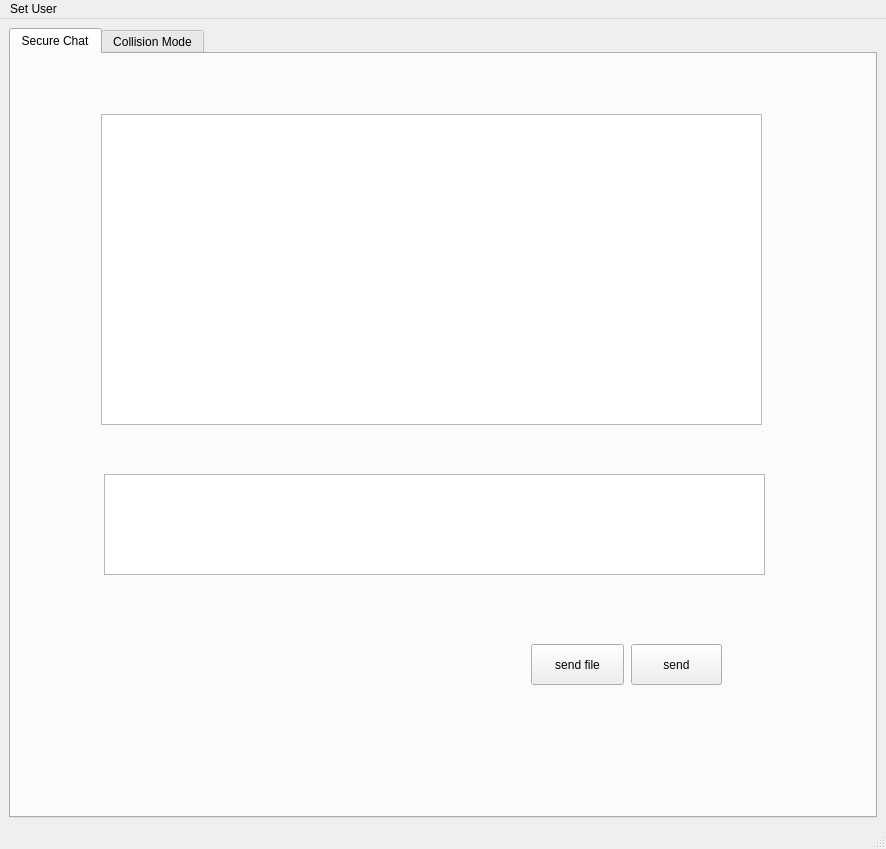
This is client.ui in KhorowD/secure_chat as Qt 5 draws it before an edit. The edited form follows.
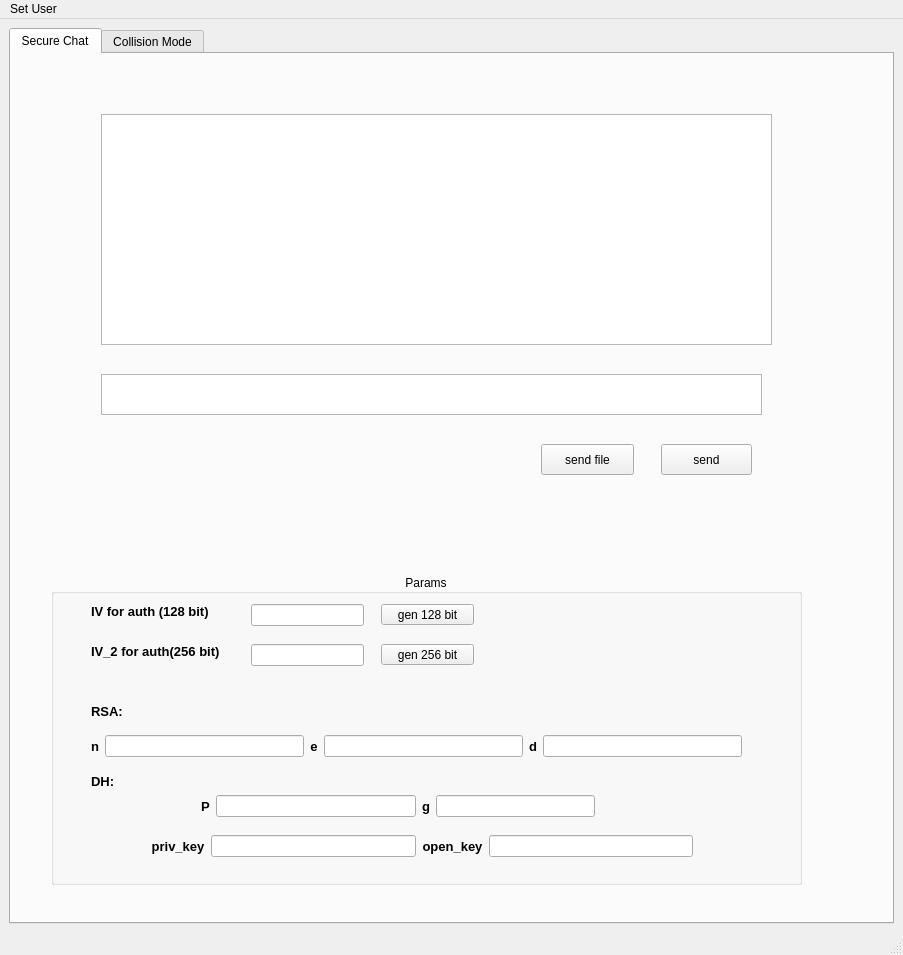
This is the edited form.

What changed in the file:
```diff
--- a/client.ui
+++ b/client.ui
@@ -6,8 +6,8 @@
    <rect>
     <x>0</x>
     <y>0</y>
-    <width>886</width>
-    <height>849</height>
+    <width>903</width>
+    <height>955</height>
    </rect>
   </property>
   <property name="windowTitle">
@@ -29,18 +29,21 @@
          <rect>
           <x>90</x>
           <y>60</y>
-          <width>661</width>
-          <height>311</height>
+          <width>671</width>
+          <height>231</height>
          </rect>
         </property>
+        <property name="readOnly">
+         <bool>true</bool>
+        </property>
        </widget>
        <widget class="QPushButton" name="btn_send_msg">
         <property name="geometry">
          <rect>
-          <x>620</x>
-          <y>590</y>
+          <x>650</x>
+          <y>390</y>
           <width>91</width>
-          <height>41</height>
+          <height>31</height>
          </rect>
         </property>
         <property name="text">
@@ -50,26 +53,276 @@
        <widget class="QPushButton" name="btn_send_file">
         <property name="geometry">
          <rect>
-          <x>520</x>
-          <y>590</y>
+          <x>530</x>
+          <y>390</y>
           <width>93</width>
-          <height>41</height>
+          <height>31</height>
          </rect>
         </property>
         <property name="text">
          <string>send file</string>
         </property>
+        <property name="flat">
+         <bool>false</bool>
+        </property>
        </widget>
        <widget class="QTextEdit" name="text_input_msg">
         <property name="geometry">
          <rect>
-          <x>93</x>
-          <y>420</y>
+          <x>90</x>
+          <y>320</y>
           <width>661</width>
-          <height>101</height>
+          <height>41</height>
          </rect>
         </property>
        </widget>
+       <widget class="QGroupBox" name="params_group_box">
+        <property name="geometry">
+         <rect>
+          <x>40</x>
+          <y>520</y>
+          <width>751</width>
+          <height>311</height>
+         </rect>
+        </property>
+        <property name="title">
+         <string>Params</string>
+        </property>
+        <property name="alignment">
+         <set>Qt::AlignCenter</set>
+        </property>
+        <property name="flat">
+         <bool>false</bool>
+        </property>
+        <property name="checkable">
+         <bool>false</bool>
+        </property>
+        <widget class="QLabel" name="label">
+         <property name="geometry">
+          <rect>
+           <x>40</x>
+           <y>30</y>
+           <width>141</width>
+           <height>16</height>
+          </rect>
+         </property>
+         <property name="text">
+          <string>&lt;html&gt;&lt;head/&gt;&lt;body&gt;&lt;p&gt;&lt;span style=&quot; font-size:10pt; font-weight:600;&quot;&gt;IV for auth (128 bit)&lt;/span&gt;&lt;/p&gt;&lt;/body&gt;&lt;/html&gt;</string>
+         </property>
+        </widget>
+        <widget class="QLineEdit" name="line_edit_128bits">
+         <property name="geometry">
+          <rect>
+           <x>200</x>
+           <y>30</y>
+           <width>113</width>
+           <height>22</height>
+          </rect>
+         </property>
+        </widget>
+        <widget class="QPushButton" name="btn_gen_128_bits">
+         <property name="geometry">
+          <rect>
+           <x>330</x>
+           <y>30</y>
+           <width>93</width>
+           <height>21</height>
+          </rect>
+         </property>
+         <property name="text">
+          <string>gen 128 bit</string>
+         </property>
+        </widget>
+        <widget class="QLabel" name="label_2">
+         <property name="geometry">
+          <rect>
+           <x>40</x>
+           <y>130</y>
+           <width>55</width>
+           <height>16</height>
+          </rect>
+         </property>
+         <property name="text">
+          <string>&lt;html&gt;&lt;head/&gt;&lt;body&gt;&lt;p&gt;&lt;span style=&quot; font-size:10pt; font-weight:600;&quot;&gt;RSA:&lt;/span&gt;&lt;/p&gt;&lt;/body&gt;&lt;/html&gt;</string>
+         </property>
+        </widget>
+        <widget class="QLabel" name="label_6">
+         <property name="geometry">
+          <rect>
+           <x>40</x>
+           <y>200</y>
+           <width>55</width>
+           <height>16</height>
+          </rect>
+         </property>
+         <property name="text">
+          <string>&lt;html&gt;&lt;head/&gt;&lt;body&gt;&lt;p&gt;&lt;span style=&quot; font-size:10pt; font-weight:600;&quot;&gt;DH:&lt;/span&gt;&lt;/p&gt;&lt;/body&gt;&lt;/html&gt;</string>
+         </property>
+        </widget>
+        <widget class="QWidget" name="layoutWidget">
+         <property name="geometry">
+          <rect>
+           <x>100</x>
+           <y>260</y>
+           <width>542</width>
+           <height>25</height>
+          </rect>
+         </property>
+         <layout class="QHBoxLayout" name="horizontalLayout_3">
+          <item>
+           <widget class="QLabel" name="label_9">
+            <property name="text">
+             <string>&lt;html&gt;&lt;head/&gt;&lt;body&gt;&lt;p align=&quot;center&quot;&gt;&lt;span style=&quot; font-size:10pt; font-weight:600;&quot;&gt;priv_key&lt;/span&gt;&lt;/p&gt;&lt;/body&gt;&lt;/html&gt;</string>
+            </property>
+           </widget>
+          </item>
+          <item>
+           <widget class="QLineEdit" name="lineEdit_7">
+            <property name="minimumSize">
+             <size>
+              <width>200</width>
+              <height>0</height>
+             </size>
+            </property>
+           </widget>
+          </item>
+          <item>
+           <widget class="QLabel" name="label_10">
+            <property name="text">
+             <string>&lt;html&gt;&lt;head/&gt;&lt;body&gt;&lt;p align=&quot;center&quot;&gt;&lt;span style=&quot; font-size:10pt; font-weight:600;&quot;&gt;open_key&lt;/span&gt;&lt;/p&gt;&lt;/body&gt;&lt;/html&gt;</string>
+            </property>
+           </widget>
+          </item>
+          <item>
+           <widget class="QLineEdit" name="lineEdit_8">
+            <property name="minimumSize">
+             <size>
+              <width>200</width>
+              <height>0</height>
+             </size>
+            </property>
+           </widget>
+          </item>
+         </layout>
+        </widget>
+        <widget class="QLabel" name="label_11">
+         <property name="geometry">
+          <rect>
+           <x>40</x>
+           <y>70</y>
+           <width>151</width>
+           <height>16</height>
+          </rect>
+         </property>
+         <property name="text">
+          <string>&lt;html&gt;&lt;head/&gt;&lt;body&gt;&lt;p&gt;&lt;span style=&quot; font-size:10pt; font-weight:600;&quot;&gt;IV_2 for auth(256 bit)&lt;/span&gt;&lt;/p&gt;&lt;/body&gt;&lt;/html&gt;</string>
+         </property>
+        </widget>
+        <widget class="QLineEdit" name="line_edit_256bits">
+         <property name="geometry">
+          <rect>
+           <x>200</x>
+           <y>70</y>
+           <width>113</width>
+           <height>22</height>
+          </rect>
+         </property>
+        </widget>
+        <widget class="QPushButton" name="btn_gen_256_bits">
+         <property name="geometry">
+          <rect>
+           <x>330</x>
+           <y>70</y>
+           <width>93</width>
+           <height>21</height>
+          </rect>
+         </property>
+         <property name="text">
+          <string>gen 256 bit</string>
+         </property>
+        </widget>
+        <widget class="QWidget" name="">
+         <property name="geometry">
+          <rect>
+           <x>40</x>
+           <y>160</y>
+           <width>651</width>
+           <height>25</height>
+          </rect>
+         </property>
+         <layout class="QHBoxLayout" name="horizontalLayout">
+          <item>
+           <widget class="QLabel" name="label_3">
+            <property name="text">
+             <string>&lt;html&gt;&lt;head/&gt;&lt;body&gt;&lt;p align=&quot;center&quot;&gt;&lt;span style=&quot; font-size:10pt; font-weight:600;&quot;&gt;n&lt;/span&gt;&lt;/p&gt;&lt;/body&gt;&lt;/html&gt;</string>
+            </property>
+           </widget>
+          </item>
+          <item>
+           <widget class="QLineEdit" name="lineEdit_2"/>
+          </item>
+          <item>
+           <widget class="QLabel" name="label_4">
+            <property name="text">
+             <string>&lt;html&gt;&lt;head/&gt;&lt;body&gt;&lt;p align=&quot;center&quot;&gt;&lt;span style=&quot; font-size:10pt; font-weight:600;&quot;&gt;e&lt;/span&gt;&lt;/p&gt;&lt;/body&gt;&lt;/html&gt;</string>
+            </property>
+           </widget>
+          </item>
+          <item>
+           <widget class="QLineEdit" name="lineEdit_3"/>
+          </item>
+          <item>
+           <widget class="QLabel" name="label_5">
+            <property name="text">
+             <string>&lt;html&gt;&lt;head/&gt;&lt;body&gt;&lt;p align=&quot;center&quot;&gt;&lt;span style=&quot; font-size:10pt; font-weight:600;&quot;&gt;d&lt;/span&gt;&lt;/p&gt;&lt;/body&gt;&lt;/html&gt;</string>
+            </property>
+           </widget>
+          </item>
+          <item>
+           <widget class="QLineEdit" name="lineEdit_4"/>
+          </item>
+         </layout>
+        </widget>
+        <widget class="QWidget" name="">
+         <property name="geometry">
+          <rect>
+           <x>150</x>
+           <y>220</y>
+           <width>394</width>
+           <height>25</height>
+          </rect>
+         </property>
+         <layout class="QHBoxLayout" name="horizontalLayout_2">
+          <item>
+           <widget class="QLabel" name="label_7">
+            <property name="text">
+             <string>&lt;html&gt;&lt;head/&gt;&lt;body&gt;&lt;p align=&quot;center&quot;&gt;&lt;span style=&quot; font-size:10pt; font-weight:600;&quot;&gt;P&lt;/span&gt;&lt;/p&gt;&lt;/body&gt;&lt;/html&gt;</string>
+            </property>
+           </widget>
+          </item>
+          <item>
+           <widget class="QLineEdit" name="lineEdit_5">
+            <property name="minimumSize">
+             <size>
+              <width>200</width>
+              <height>0</height>
+             </size>
+            </property>
+           </widget>
+          </item>
+          <item>
+           <widget class="QLabel" name="label_8">
+            <property name="text">
+             <string>&lt;html&gt;&lt;head/&gt;&lt;body&gt;&lt;p align=&quot;center&quot;&gt;&lt;span style=&quot; font-size:10pt; font-weight:600;&quot;&gt;g&lt;/span&gt;&lt;/p&gt;&lt;/body&gt;&lt;/html&gt;</string>
+            </property>
+           </widget>
+          </item>
+          <item>
+           <widget class="QLineEdit" name="lineEdit_6"/>
+          </item>
+         </layout>
+        </widget>
+       </widget>
       </widget>
       <widget class="QWidget" name="tab_2">
        <attribute name="title">
@@ -131,8 +384,8 @@
     <rect>
      <x>0</x>
      <y>0</y>
-     <width>886</width>
-     <height>26</height>
+     <width>903</width>
+     <height>21</height>
     </rect>
    </property>
    <widget class="QMenu" name="menuSet_User">
```
Left out of the diff: 4 changed lines with no effect on the pictures.
